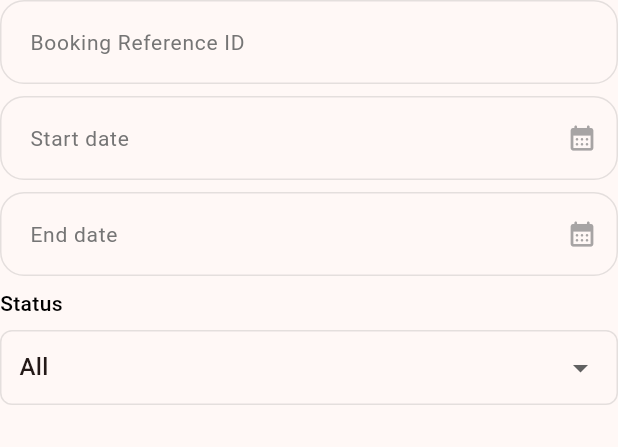
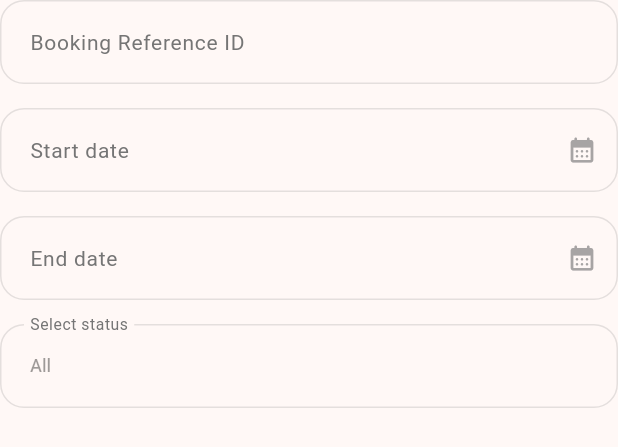
Before and after one commit to jayantaex/Excellis-Travel, a Flutter app: the TicketFilterSheet widget shown alone on an empty page, opened directly with empty values, on a phone screen of 412 x 824 dp. Shown: the top 447 px of the screen. Run offline on Flutter 3.47's test engine with Material 3 defaults, Android fonts, the phone set to English and light mode, and no system bars; our stand-ins replace bloc, dio, dotted_border, equatable, firebase_core, firebase_messaging and 15 more; missing offline and left inert: barcode, razorpay_flutter; accounts and stored records are empty; network calls fail.

Commit message:
refactor: Use AppDropDown for ticket filter status and improve date of birth display in ticket details.

```diff
--- a/lib/features/ticket/presentation/screens/ticket_details_screen.dart
+++ b/lib/features/ticket/presentation/screens/ticket_details_screen.dart
@@ -303,9 +303,13 @@ class TicketDetailsScreen extends StatelessWidget {
                               title: Text(
                                 '${adult.firstName ?? 'N/A'} ${adult.lastName ?? 'N/A'}',
                               ),
-                              subtitle: Text(
-                                '${AppHelpers.formatDate(DateTime.parse(adult.dateOfBirth ?? DateTime.now().toString()), pattern: 'dd MMM yyy')} | ${adult.open ?? 'N/A'}',
-                              ),
+                              subtitle: adult.dateOfBirth?.isEmpty ?? true
+                                  ? const Text(
+                                      'N/A',
+                                    )
+                                  : Text(
+                                      '${AppHelpers.formatDate(DateTime.parse(adult.dateOfBirth ?? DateTime.now().toString()), pattern: 'dd MMM yyy')} | ${adult.open ?? 'N/A'}',
+                                    ),
                             ),
                           ),
                           const SizedBox(height: 8),
--- a/lib/features/ticket/presentation/widgets/ticket_filter_sheet.dart
+++ b/lib/features/ticket/presentation/widgets/ticket_filter_sheet.dart
@@ -1,3 +1,4 @@
+import 'package:excellistravel/core/widgets/app_drop_down.dart';
 import 'package:flutter/material.dart';
 
 import '../../../../core/constants/app_styles.dart';
@@ -47,7 +48,7 @@ class _TicketFilterSheetState extends State<TicketFilterSheet> {
             label: 'Booking Reference ID',
             controller: widget.bookingIdController,
           ),
-          const SizedBox(height: 8),
+          const SizedBox(height: 16),
           AppPrimaryInput(
             controller: widget.startDateController,
             suffixIcon: const Icon(
@@ -81,7 +82,7 @@ class _TicketFilterSheetState extends State<TicketFilterSheet> {
               }
             },
           ),
-          const SizedBox(height: 8),
+          const SizedBox(height: 16),
           AppPrimaryInput(
             controller: widget.endDateController,
             maxCharacters: 50,
@@ -123,49 +124,17 @@ class _TicketFilterSheetState extends State<TicketFilterSheet> {
               }
             },
           ),
-          const SizedBox(height: 8),
+          const SizedBox(height: 16),
           // Status Filter Dropdown
-          Column(
-            crossAxisAlignment: CrossAxisAlignment.start,
-            children: [
-              const Text(
-                'Status',
-                style: TextStyle(
-                  fontSize: 14,
-                  fontWeight: FontWeight.w500,
-                  color: AppColors.black,
-                ),
-              ),
-              const SizedBox(height: 8),
-              Container(
-                padding: const EdgeInsets.symmetric(horizontal: 12),
-                decoration: BoxDecoration(
-                  border: Border.all(color: AppColors.grey.withOpacity(0.3)),
-                  borderRadius: BorderRadius.circular(8),
-                ),
-                child: DropdownButtonHideUnderline(
-                  child: DropdownButton<String>(
-                    isExpanded: true,
-                    value: _selectedStatus,
-                    hint: const Text('Select status'),
-                    items: const [
-                      DropdownMenuItem(value: '', child: Text('All')),
-                      DropdownMenuItem(
-                          value: 'confirmed', child: Text('Confirmed')),
-                      DropdownMenuItem(
-                          value: 'pending', child: Text('Pending')),
-                      DropdownMenuItem(
-                          value: 'cancel', child: Text('Cancelled')),
-                    ],
-                    onChanged: (String? value) {
-                      setState(() {
-                        _selectedStatus = value ?? '';
-                      });
-                      widget.onStatusChanged(value ?? '');
-                    },
-                  ),
-                ),
-              ),
+          AppDropDown(
+            title: 'Status',
+            value: _selectedStatus,
+            label: 'Select status',
+            items: const [
+              DropdownMenuItem(value: '', child: Text('All')),
+              DropdownMenuItem(value: 'confirmed', child: Text('Confirmed')),
+              DropdownMenuItem(value: 'pending', child: Text('Pending')),
+              DropdownMenuItem(value: 'cancel', child: Text('Cancelled')),
             ],
           ),
         ],
```
